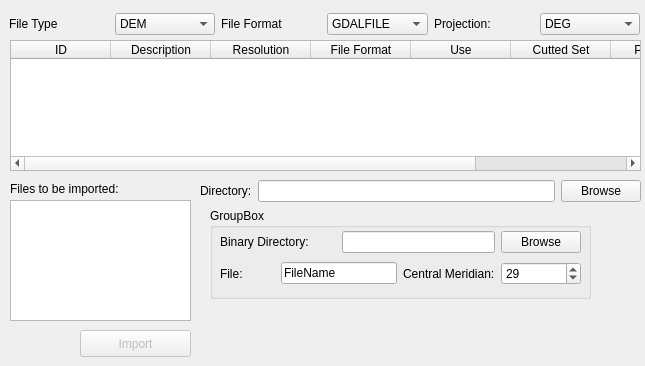
Qt form Interface/LoadRasterFiles/LoadFiles.ui (brotherdust/qrap) before a commit.
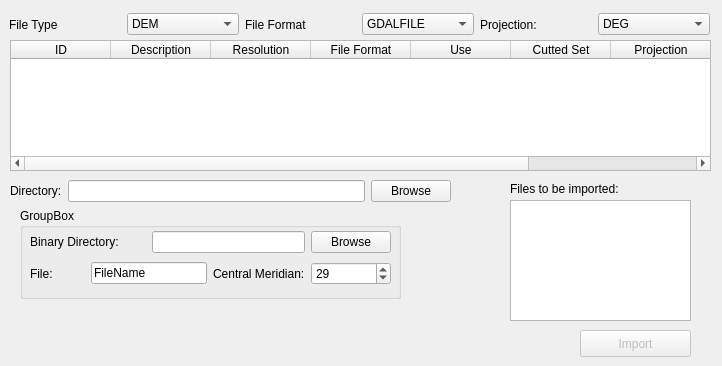
The same form after that commit.

What changed in the file:
```diff
--- a/Interface/LoadRasterFiles/LoadFiles.ui
+++ b/Interface/LoadRasterFiles/LoadFiles.ui
@@ -1,23 +1,23 @@
 <ui version="4.0" >
  <class>LoadFiles</class>
- <widget class="QWidget" name="LoadFiles" >
-  <property name="geometry" >
+ <widget class="QWidget" name="LoadFiles">
+  <property name="geometry">
    <rect>
     <x>0</x>
     <y>0</y>
-    <width>645</width>
+    <width>722</width>
     <height>366</height>
    </rect>
   </property>
   <property name="windowTitle" >
    <string>Form</string>
   </property>
-  <widget class="QTableWidget" name="tableWidgetFileSets" >
-   <property name="geometry" >
+  <widget class="QTableWidget" name="tableWidgetFileSets">
+   <property name="geometry">
     <rect>
      <x>10</x>
      <y>40</y>
-     <width>631</width>
+     <width>701</width>
      <height>131</height>
     </rect>
    </property>
@@ -71,23 +71,23 @@
     </property>
    </column>
   </widget>
-  <widget class="QListWidget" name="listWidgetFiles" >
-   <property name="geometry" >
+  <widget class="QListWidget" name="listWidgetFiles">
+   <property name="geometry">
     <rect>
-     <x>10</x>
+     <x>510</x>
      <y>200</y>
      <width>181</width>
      <height>121</height>
     </rect>
    </property>
   </widget>
-  <widget class="QWidget" name="horizontalLayout" >
-   <property name="geometry" >
+  <widget class="QWidget" name="horizontalLayout">
+   <property name="geometry">
     <rect>
      <x>9</x>
      <y>10</y>
-     <width>631</width>
-     <height>28</height>
+     <width>701</width>
+     <height>29</height>
     </rect>
    </property>
    <layout class="QHBoxLayout" >
@@ -187,10 +187,10 @@
     </item>
    </layout>
   </widget>
-  <widget class="QLabel" name="label_6" >
-   <property name="geometry" >
+  <widget class="QLabel" name="label_6">
+   <property name="geometry">
     <rect>
-     <x>10</x>
+     <x>510</x>
      <y>180</y>
      <width>161</width>
      <height>18</height>
@@ -204,9 +204,9 @@
    <property name="enabled" >
     <bool>false</bool>
    </property>
-   <property name="geometry" >
+   <property name="geometry">
     <rect>
-     <x>80</x>
+     <x>580</x>
      <y>330</y>
      <width>111</width>
      <height>27</height>
@@ -216,10 +216,10 @@
     <string>Import</string>
    </property>
   </widget>
-  <widget class="QWidget" name="gridLayout" >
-   <property name="geometry" >
+  <widget class="QWidget" name="gridLayout">
+   <property name="geometry">
     <rect>
-     <x>200</x>
+     <x>10</x>
      <y>180</y>
      <width>441</width>
      <height>181</height>
```
Left out of the diff: 202 changed lines with no effect on the pictures.
